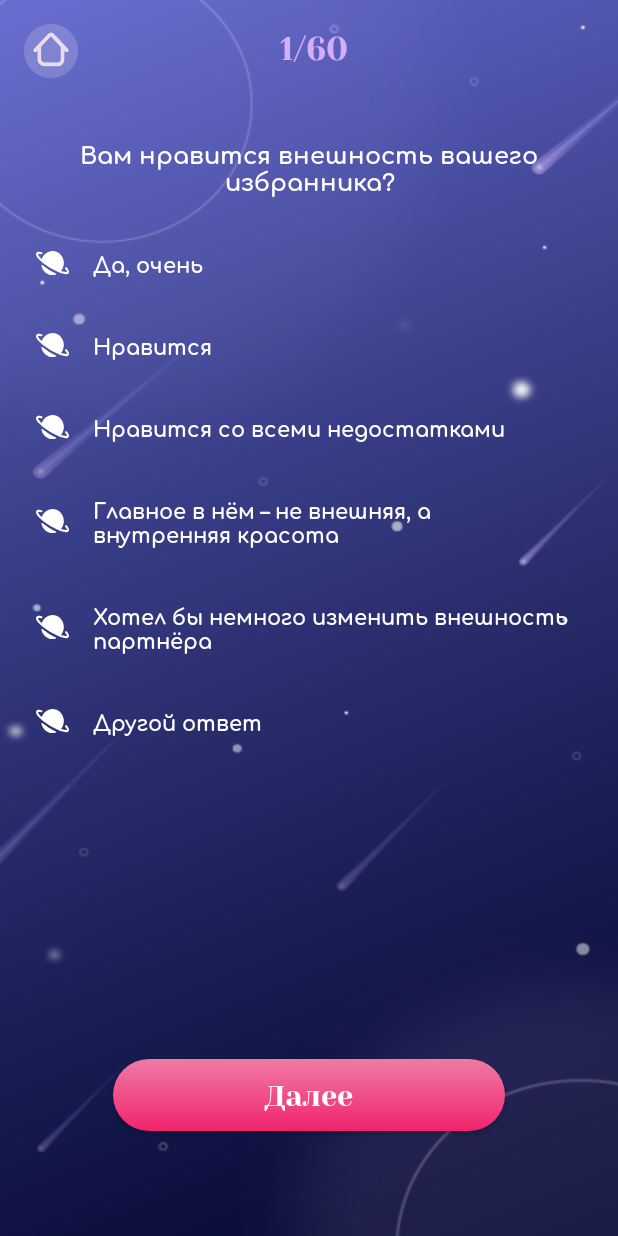
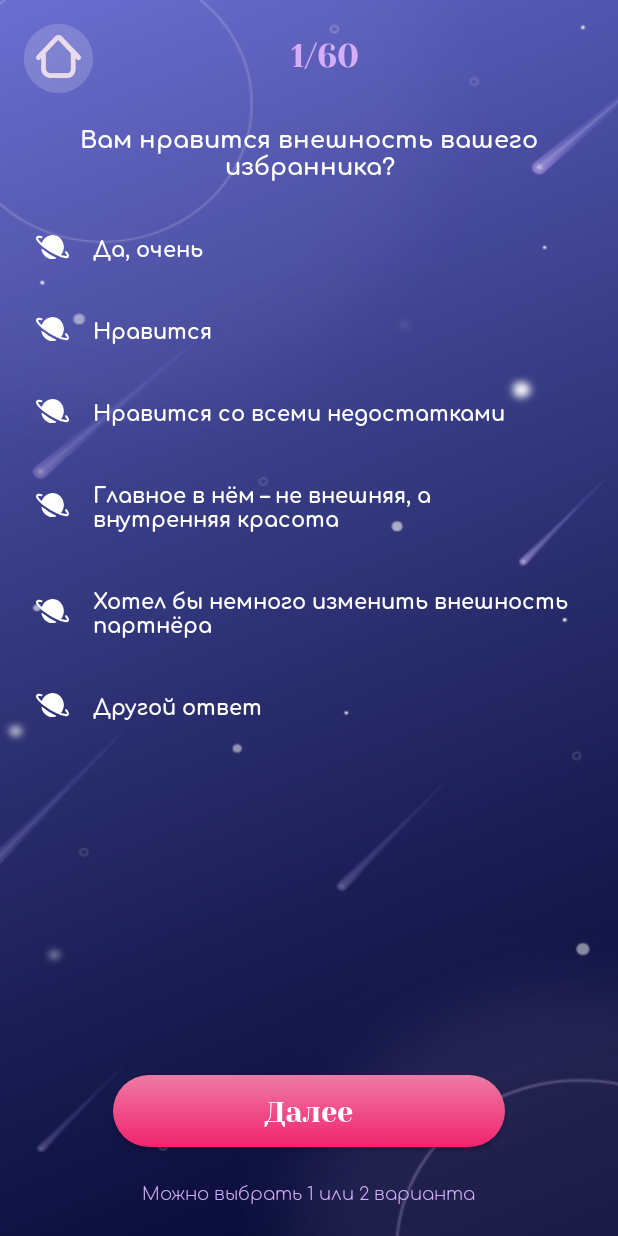
Before and after one commit to levkorol/testLove, an Android app: the TestOneQuestions screen opened directly, with no data from a screen before it, on a phone screen of 412 x 824 dp. Run offline under Robolectric (Android 15) with nearby library versions, the phone set to English and light mode, and no system bars; our stand-ins replace AdMob, Firebase (no records; nobody signed in at launch, a user with empty details on screens opened directly); 2 statements that could not run were skipped.

Commit message:
add adMob in tests

```diff
--- a/app/src/main/AndroidManifest.xml
+++ b/app/src/main/AndroidManifest.xml
@@ -48,6 +48,7 @@
         <meta-data
                 android:name="com.google.android.gms.ads.APPLICATION_ID"
                 android:value="ca-app-pub-7417227423932528~4529293443" />
+
     </application>
 
 </manifest>
--- a/app/src/main/java/com/leokorol/testlove/ui/base/BaseTestQuestionsActivity.kt
+++ b/app/src/main/java/com/leokorol/testlove/ui/base/BaseTestQuestionsActivity.kt
@@ -7,6 +7,10 @@ import android.widget.TextView
 import androidx.appcompat.app.AppCompatActivity
 import androidx.recyclerview.widget.LinearLayoutManager
 import androidx.recyclerview.widget.RecyclerView
+import com.google.android.gms.ads.AdRequest
+import com.google.android.gms.ads.AdView
+import com.google.android.gms.ads.MobileAds
+import com.google.android.gms.ads.RequestConfiguration
 import com.leokorol.testlove.R
 import com.leokorol.testlove.TestApp
 import com.leokorol.testlove.data_base.AuthManagerTest
@@ -34,6 +38,7 @@ open class BaseTestQuestionsActivity(
 
     //private lateinit var _allAnswerVariants: Array<Array<AnswerVariant>>
     private var _currentQuestionIndex = 0
+    private lateinit var mAdView: AdView
 
     private val countOfCheckedAnswers: Int
         get() {
@@ -58,6 +63,24 @@ open class BaseTestQuestionsActivity(
         _currentQuestionIndex = TestApp.sharedPref?.getInt(lastQuestion, 0) ?: 0
 
         goToQuestion(0)
+
+        initAds()
+    }
+
+    private fun initAds() {
+        MobileAds.initialize(this) {}
+        val listId = listOf("AC15A1685814DB24010455FD90B6BAC9")
+        val configuration = RequestConfiguration
+            .Builder()
+            .setTestDeviceIds(listId)
+            .build()
+        MobileAds.setRequestConfiguration(configuration)
+
+        mAdView = findViewById(R.id.adViewTest)
+        val adRequest = AdRequest.Builder()
+            .build()
+
+        mAdView.loadAd(adRequest)
     }
 
     fun goToMenuActivity(view: View?) {
--- a/app/src/main/res/layout/activity_test_one.xml
+++ b/app/src/main/res/layout/activity_test_one.xml
@@ -1,16 +1,23 @@
 <?xml version="1.0" encoding="utf-8"?>
-<androidx.constraintlayout.widget.ConstraintLayout xmlns:android="http://schemas.android.com/apk/res/android"
+<LinearLayout xmlns:android="http://schemas.android.com/apk/res/android"
+        xmlns:ads="http://schemas.android.com/apk/res-auto"
         xmlns:app="http://schemas.android.com/apk/res-auto"
         xmlns:tools="http://schemas.android.com/tools"
         android:layout_width="match_parent"
         android:layout_height="match_parent"
         android:background="@drawable/_bg_test_1"
+        android:orientation="vertical"
         tools:context=".ui.menu.togetherTests.testsBase.TestOneQuestions">
+
+    <LinearLayout
+            android:layout_width="match_parent"
+            android:layout_height="wrap_content"
+            android:orientation="horizontal">
 
         <Button
                 android:id="@+id/button2"
-            android:layout_width="36dp"
-            android:layout_height="36dp"
+                android:layout_width="46dp"
+                android:layout_height="46dp"
                 android:layout_marginStart="16dp"
                 android:layout_marginTop="16dp"
                 android:background="@drawable/profile"
@@ -20,34 +27,42 @@
                 tools:ignore="UsingOnClickInXml" />
 
         <TextView
+                android:id="@+id/textViewNumberQuestion"
+                android:layout_width="0dp"
+                android:layout_height="wrap_content"
+                android:layout_marginTop="16dp"
+                android:layout_marginEnd="40dp"
+                android:layout_weight="1"
+                android:fontFamily="@font/yeseva_one_regular"
+                android:gravity="center"
+                android:text="1/60"
+                android:textColor="@color/purpul"
+                android:textSize="22sp" />
+    </LinearLayout>
+
+    <TextView
             android:id="@+id/textViewQuestionText"
             android:layout_width="match_parent"
             android:layout_height="wrap_content"
-            android:layout_marginTop="25dp"
             android:fontFamily="@font/comfortaa_bold"
             android:padding="16dp"
             android:textAlignment="center"
             android:textColor="@android:color/white"
             android:textSize="16sp"
-            android:visibility="visible"
-            app:layout_constraintEnd_toEndOf="parent"
-            app:layout_constraintStart_toStartOf="parent"
-            app:layout_constraintTop_toBottomOf="@+id/textViewNumberQuestion"
             tools:text="abydsgsfgsfgdfgrvalg" />
 
-    <TextView
-            android:id="@+id/textViewNumberQuestion"
-            android:layout_width="wrap_content"
+    <ScrollView
+            android:layout_width="match_parent"
+            android:layout_height="0dp"
+            android:layout_weight="1">
+
+        <androidx.recyclerview.widget.RecyclerView
+                android:id="@+id/recyclerView"
+                android:layout_width="match_parent"
                 android:layout_height="wrap_content"
-            android:layout_marginTop="16dp"
-            android:fontFamily="@font/yeseva_one_regular"
-            android:text="1/60"
-            android:textColor="@color/purpul"
-            android:textSize="22sp"
-            app:layout_constraintEnd_toEndOf="parent"
-            app:layout_constraintHorizontal_bias="0.428"
-            app:layout_constraintStart_toEndOf="@+id/button2"
-            app:layout_constraintTop_toTopOf="parent" />
+                android:layout_weight="1"
+                tools:listitem="@layout/layout_answer_variant" />
+    </ScrollView>
 
     <Button
             android:id="@+id/buttonOk"
@@ -55,7 +70,7 @@
             android:layout_height="wrap_content"
             android:layout_marginStart="75dp"
             android:layout_marginEnd="75dp"
-            android:layout_marginBottom="70dp"
+            android:layout_marginBottom="20dp"
             android:background="@drawable/btn_next"
             android:fontFamily="@font/yeseva_one_regular"
             android:gravity="center"
@@ -65,17 +80,26 @@
             android:text="Далее"
             android:textAllCaps="false"
             android:textColor="@android:color/white"
-            android:textSize="19sp"
-            app:layout_constraintBottom_toBottomOf="parent"
-            app:layout_constraintEnd_toEndOf="parent"
-            app:layout_constraintStart_toStartOf="parent" />
+            android:textSize="19sp" />
 
-    <androidx.recyclerview.widget.RecyclerView
-            android:id="@+id/recyclerView"
-            android:layout_width="0dp"
-            android:layout_height="0dp"
-            app:layout_constraintBottom_toTopOf="@+id/buttonOk"
-            app:layout_constraintEnd_toEndOf="parent"
-            app:layout_constraintStart_toStartOf="parent"
-            app:layout_constraintTop_toBottomOf="@+id/textViewQuestionText" />
-</androidx.constraintlayout.widget.ConstraintLayout>
+    <TextView
+            android:id="@+id/variants_counter"
+            android:layout_width="wrap_content"
+            android:layout_height="wrap_content"
+            android:layout_gravity="center"
+            android:fontFamily="@font/comfortaa_light"
+            android:text="Можно выбрать 1 или 2 варианта"
+            android:textColor="@color/purpul"
+            android:textSize="12sp" />
+
+
+    <com.google.android.gms.ads.AdView
+            android:id="@+id/adViewTest"
+            android:layout_width="wrap_content"
+            android:layout_height="wrap_content"
+            android:layout_gravity="center"
+            android:layout_marginTop="20dp"
+            ads:adSize="BANNER"
+            ads:adUnitId="@string/banner_ad_unit_id" />
+
+</LinearLayout>
--- a/app/src/main/res/values/strings.xml
+++ b/app/src/main/res/values/strings.xml
@@ -1,4 +1,4 @@
 <resources>
     <string name="app_name">TestLove</string>
-    <string name="banner_ad_unit_id">ca-app-pub-7417227423932528~4529293443</string>
+    <string name="banner_ad_unit_id">ca-app-pub-7417227423932528/7396029664</string>
 </resources>
```
Also changed, not shown: app/build.gradle (+7 -7 lines), app/src/main/res/layout/activity_test_three_questions.xml (+38 -11 lines), app/src/main/res/layout/activity_test_two_questions.xml (+33 -6 lines). Lines whose indentation alone changed are shown as unchanged.
